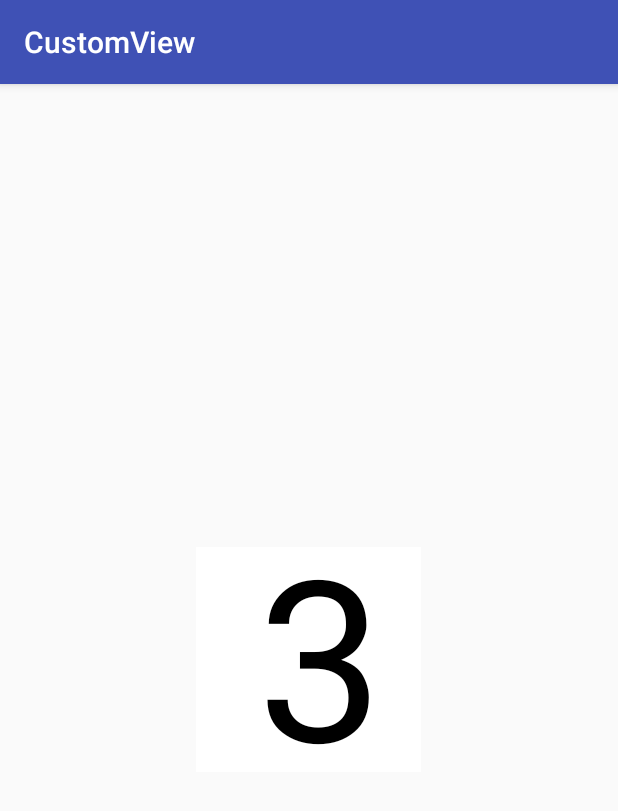
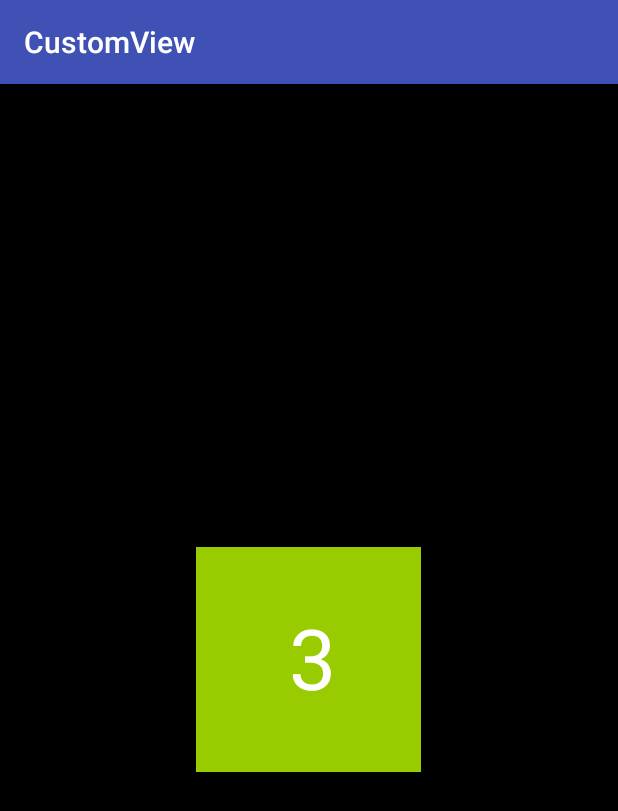
Before and after one commit to GoldbergM/MCustomView, an Android app: the screen it shows after launch (MainActivity), on a phone screen of 412 x 824 dp. Shown: the top 811 px of the screen. Run offline under Robolectric (Android 15) with nearby library versions, the phone set to English and light mode, and no system bars; our stand-ins replace Shimmer.

Commit message:
add some custom views

```diff
--- a/app/src/main/java/com/github/goldberg/customview/MView.java
+++ /dev/null
@@ -1,175 +0,0 @@
-package com.github.goldberg.customview;
-
-import android.animation.ValueAnimator;
-import android.annotation.TargetApi;
-import android.content.Context;
-import android.graphics.Canvas;
-import android.graphics.Color;
-import android.graphics.Paint;
-import android.graphics.Rect;
-import android.os.Build;
-import android.util.AttributeSet;
-import android.view.View;
-import android.view.animation.AccelerateDecelerateInterpolator;
-
-/**
- * Created by mengzhun on 2016/9/7.
- */
-public class MView extends View {
-    public MView(Context context) {
-        super(context);
-    }
-
-    public MView(Context context, AttributeSet attrs) {
-        super(context, attrs);
-        init(context, attrs);
-    }
-
-    public MView(Context context, AttributeSet attrs, int defStyleAttr) {
-        super(context, attrs, defStyleAttr);
-        init(context, attrs);
-    }
-
-    private Paint mPaint;
-    private Context mContext;
-    private int mWidth, mHeight;
-    private float offset;
-    private float fraction;
-    private static final int DURATION = 1000;
-
-    private String newString;
-    private String oldString;
-    private Rect newStringBound;
-    private Rect oldStringBound;
-    private int newStringSize;
-    private int oldStringSize;
-
-    @TargetApi(Build.VERSION_CODES.JELLY_BEAN)
-    private void init(Context context, AttributeSet attrs) {
-        mContext = context;
-        mPaint = new Paint();
-        mPaint.setColor(Color.WHITE);
-        mPaint.setStyle(Paint.Style.FILL);
-        mPaint.setAntiAlias(true);
-    }
-
-    @Override
-    protected void onSizeChanged(int w, int h, int oldw, int oldh) {
-        super.onSizeChanged(w, h, oldw, oldh);
-        mWidth = getRight() - getLeft();
-        mHeight = getBottom() - getTop();
-    }
-
-    @Override
-    protected void onMeasure(int widthMeasureSpec, int heightMeasureSpec) {
-        super.onMeasure(widthMeasureSpec, heightMeasureSpec);
-    }
-
-    @Override
-    protected void onDraw(Canvas canvas) {
-        super.onDraw(canvas);
-        if (newString != null) {
-            canvas.save();
-            mPaint.setColor(Color.BLACK);
-            mPaint.setTextSize(newStringSize);
-            canvas.drawText(newString, mWidth / 2 - newStringBound.width() / 2, mHeight / 2 + newStringBound.height() / 2, mPaint);
-
-            canvas.rotate((float) degree);
-            canvas.translate(0, -coverRectHeight / 2);
-            canvas.translate(offset, 0);
-            mPaint.setColor(Color.WHITE);
-            coverRect.right = (int) ((1 - fraction) * coverRectWidth) + gapMinWidth;
-            canvas.drawRect(coverRect, mPaint);
-
-            mPaint.setColor(Color.WHITE);
-            transparentRect.left = coverRect.right - 1;
-            canvas.drawRect(transparentRect, mPaint);
-            canvas.restore();
-
-            canvas.rotate((float) degree);
-            canvas.translate(0, -coverRectHeight / 2);
-            canvas.clipRect((int) (offset + coverRect.right), 0, move, coverRectHeight);
-            if (oldString != null) {
-                mPaint.setColor(Color.BLACK);
-                mPaint.setTextSize(oldStringSize);
-                canvas.translate(0, coverRectHeight / 2);
-                canvas.rotate(-(float) degree);
-                canvas.drawText(oldString, mWidth / 2 - oldStringBound.width() / 2, mHeight / 2 + oldStringBound.height() / 2, mPaint);
-            }
-
-        }
-    }
-
-    private void anim() {
-        ValueAnimator valueAnimator = ValueAnimator.ofFloat(0, move);
-        valueAnimator.setDuration(DURATION).setInterpolator(new AccelerateDecelerateInterpolator());
-//        valueAnimator.setRepeatCount(ValueAnimator.INFINITE);
-//        valueAnimator.setRepeatMode(ValueAnimator.REVERSE);
-        valueAnimator.addUpdateListener(new ValueAnimator.AnimatorUpdateListener() {
-            @Override
-            public void onAnimationUpdate(ValueAnimator animation) {
-                offset = (float) animation.getAnimatedValue();
-                fraction = animation.getAnimatedFraction();
-                postInvalidate();
-            }
-        });
-        valueAnimator.start();
-    }
-
-
-    private Rect coverRect;//gapRect
-    private int coverRectWidth;
-    private int coverRectHeight;
-    private int gapMinWidth = 4;
-    private double degree;//旋转的角度
-    private int move;
-
-    private Rect transparentRect;
-    private int transparentRectWidth;
-    private int transparentRectHeight;
-
-
-    private void calculateText() {
-        coverRectHeight = (int) Math.sqrt(mWidth * mWidth + mHeight * mHeight);
-        move = (int) (2 * mWidth * mHeight * 1.0f / coverRectHeight);
-        coverRectWidth = gapMinWidth * 4;
-        coverRect = new Rect(0, 0, coverRectWidth, coverRectHeight);
-        degree = Math.asin(mWidth * 1.0f / coverRectHeight) * 180 / Math.PI;
-        transparentRectHeight = coverRectHeight;
-        transparentRectWidth = move;
-        transparentRect = new Rect(0, 0, transparentRectWidth, transparentRectHeight);
-    }
-
-
-    public void setText(String text) {
-        if (null == text)
-            return;
-        oldString = newString;
-        newString = text;
-
-        oldStringBound = newStringBound;
-        oldStringSize = newStringSize;
-        mPaint.setTextSize(mHeight);
-        newStringBound = new Rect();
-        mPaint.getTextBounds(newString, 0, newString.length(), newStringBound);
-        if (newStringBound.width() > mWidth) {
-            float scale = mWidth * 1.0f / newStringBound.width();
-            newStringSize = (int) (mHeight * scale);
-            mPaint.setTextSize(newStringSize);
-            mPaint.getTextBounds(newString, 0, newString.length(), newStringBound);
-        } else {
-            newStringSize = mHeight;
-        }
-
-        mPaint.setColor(Color.BLACK);
-        post(new Runnable() {
-            @Override
-            public void run() {
-                calculateText();
-                anim();
-            }
-        });
-    }
-
-
-}
--- a/app/src/main/java/com/github/goldberg/customview/MainActivity.java
+++ b/app/src/main/java/com/github/goldberg/customview/MainActivity.java
@@ -3,11 +3,13 @@ package com.github.goldberg.customview;
 import android.os.Bundle;
 import android.support.v7.app.AppCompatActivity;
 
+import com.github.goldberg.customview.montage.MontageView;
+
 public class MainActivity extends AppCompatActivity {
 
 
     String[] strings = new String[]{
-            "1", "2", "3", "for Android", "和平"
+            "1", "2", "3", "for Android", "trump is funny"
     };
     int i;
 
@@ -19,14 +21,15 @@ public class MainActivity extends AppCompatActivity {
     }
 
     private void initViews() {
-        final MView mView = (MView) findViewById(R.id.mTextView);
+        final MontageView mView = (MontageView) findViewById(R.id.mTextView);
+//        mView.setText("99999999");
         mView.postDelayed(new Runnable() {
             @Override
             public void run() {
                 mView.setText(strings[i++ % strings.length]);
-                mView.postDelayed(this, 2000);
+                mView.postDelayed(this, 3000);
             }
-        }, 2000);
+        }, 200);
 
 
     }
--- /dev/null
+++ b/app/src/main/java/com/github/goldberg/customview/Montage/MontageView.java
@@ -0,0 +1,225 @@
+package com.github.goldberg.customview.montage;
+
+import android.animation.ValueAnimator;
+import android.content.Context;
+import android.content.res.TypedArray;
+import android.graphics.Canvas;
+import android.graphics.Color;
+import android.graphics.Paint;
+import android.graphics.Rect;
+import android.util.AttributeSet;
+import android.util.Log;
+import android.view.View;
+import android.view.animation.AccelerateDecelerateInterpolator;
+
+import com.github.goldberg.customview.R;
+
+/**
+ * Created by mengzhun on 2016/9/7.
+ */
+public class MontageView extends View {
+
+    private static final String TAG = "MontageView";
+    private Paint mPaint;
+    private int textSize;
+    private int backGroundColor;
+    private int textColor;
+    private int gapColor;
+    private int borderRadius;
+    private float minGapWidth;
+    private float maxGapWidth;
+    private int animDuration;
+    private int mWidth, mHeight;
+    private float dx;//滑动距离
+    private float fraction;
+
+    private int paddingLeft;
+    private int paddingTop;
+    private int paddingRight;
+    private int paddingBottom;
+    private int contentWidth;
+    private int contentHeight;
+
+    private static final int DURATION_DEFAULT = 1000;
+
+    private static final int BACKGROUND_COLOR_DEFAULT = Color.WHITE;
+    private static final int TEXT_SIZE_DEFAULT = 16;
+    private static final int TEXT_COLOR_DEFAULT = Color.BLACK;
+    private static final int GAP_COLOR_DEFAULT = Color.WHITE;
+    private static final int BORDER_RADIUS_DEFAULT = 8;
+
+    private String newString;
+    private String oldString;
+    private Rect newStringBound;
+    private Rect oldStringBound;
+    private int newStringSize;
+    private int oldStringSize;
+
+
+    public MontageView(Context context) {
+        this(context, null);
+    }
+
+    public MontageView(Context context, AttributeSet attrs) {
+        this(context, attrs, 0);
+    }
+
+    public MontageView(Context context, AttributeSet attrs, int defStyleAttr) {
+        super(context, attrs, defStyleAttr);
+        init(context, attrs);
+    }
+
+    private void init(Context context, AttributeSet attrs) {
+        TypedArray typedArray = context
+                .obtainStyledAttributes(attrs, R.styleable.MontageView);
+        backGroundColor = typedArray
+                .getColor(R.styleable.MontageView_backGroundColor, BACKGROUND_COLOR_DEFAULT);
+        textColor = typedArray.getColor(R.styleable.MontageView_textColor, TEXT_COLOR_DEFAULT);
+        textSize = typedArray.getDimensionPixelSize(R.styleable.MontageView_textSize, TEXT_SIZE_DEFAULT);
+        gapColor = typedArray.getColor(R.styleable.MontageView_gapColor, GAP_COLOR_DEFAULT);
+        minGapWidth = typedArray.getDimension(R.styleable.MontageView_gapMinWidth, MIN_GAP_WIDTH);
+        maxGapWidth = typedArray.getDimension(R.styleable.MontageView_gapMaxWidth, MIN_GAP_WIDTH);
+        animDuration = typedArray.getInt(R.styleable.MontageView_animDuration, DURATION_DEFAULT);
+        borderRadius = typedArray.getDimensionPixelSize(R.styleable.MontageView_borderRadius, BORDER_RADIUS_DEFAULT);
+        typedArray.recycle();
+        mPaint = new Paint();
+        mPaint.setColor(textColor);
+        mPaint.setTextSize(textSize);
+        mPaint.setStyle(Paint.Style.FILL);
+        mPaint.setAntiAlias(true);
+    }
+
+    @Override
+    protected void onSizeChanged(int w, int h, int oldW, int oldH) {
+        super.onSizeChanged(w, h, oldW, oldH);
+        mWidth = getRight() - getLeft();
+        mHeight = getBottom() - getTop();
+        paddingLeft = getPaddingLeft();
+        paddingTop = getPaddingTop();
+        paddingRight = getPaddingRight();
+        paddingBottom = getPaddingBottom();
+        contentWidth = mWidth - paddingLeft - paddingRight;
+        contentHeight = mHeight - paddingTop - paddingBottom;
+    }
+
+    @Override
+    protected void onMeasure(int widthMeasureSpec, int heightMeasureSpec) {
+        super.onMeasure(widthMeasureSpec, heightMeasureSpec);
+    }
+
+
+    private Rect gapRect;
+    private int gapRectWidth;
+    private int gapRectHeight;
+    private static final float MIN_GAP_WIDTH = 4;
+    private double degree;//旋转的角度
+    private int distanceToMove;//移动的距离
+
+    private Rect coverRect;
+    private int coverRectWidth;
+    private int coverRectHeight;
+
+    public void setText(String text) {
+        if (null == text)
+            return;
+        oldString = newString;
+        newString = text;
+
+        oldStringBound = newStringBound;
+        oldStringSize = newStringSize;
+        newStringBound = new Rect();
+        mPaint.setTextSize(textSize);
+        mPaint.getTextBounds(newString, 0, newString.length(), newStringBound);
+        if (newStringBound.width() > contentWidth) {
+            float scale = contentWidth * 1.0f / newStringBound.width();
+            newStringSize = (int) (textSize * scale);
+            mPaint.setTextSize(newStringSize);
+            mPaint.getTextBounds(newString, 0, newString.length(), newStringBound);
+        } else {
+            newStringSize = textSize;
+        }
+
+        post(new Runnable() {
+            @Override
+            public void run() {
+                calculateText();
+                anim();
+            }
+        });
+    }
+
+
+    private void calculateText() {
+        gapRectHeight = (int) Math.sqrt(mWidth * mWidth + mHeight * mHeight);
+        distanceToMove = (int) (2.0f * mWidth * mHeight / gapRectHeight);
+        gapRectWidth = (int) maxGapWidth;
+        gapRect = new Rect(0, 0, gapRectWidth, gapRectHeight);
+        degree = Math.asin(mWidth * 1.0f / gapRectHeight) * 180 / Math.PI;//canvas 倾斜角度
+//        degree = Math.asin(mWidth * 1.0f / gapRectHeight);//canvas 倾斜角度
+        coverRectWidth = distanceToMove;
+        coverRectHeight = gapRectHeight;
+        coverRect = new Rect(0, 0, coverRectWidth, coverRectHeight);
+    }
+
+
+    private void anim() {
+        ValueAnimator valueAnimator = ValueAnimator.ofFloat(0, distanceToMove);
+        valueAnimator.setDuration(animDuration).setInterpolator(new AccelerateDecelerateInterpolator());
+        valueAnimator.addUpdateListener(new ValueAnimator.AnimatorUpdateListener() {
+            @Override
+            public void onAnimationUpdate(ValueAnimator animation) {
+                dx = (float) animation.getAnimatedValue();
+                fraction = animation.getAnimatedFraction();
+                invalidate();
+            }
+        });
+        valueAnimator.start();
+    }
+
+    @Override
+    protected void onDraw(Canvas canvas) {
+        super.onDraw(canvas);
+        if (newString != null) {
+
+            //draw the background
+            canvas.save();
+            mPaint.setColor(backGroundColor);
+            canvas.drawRect(0, 0, mWidth, mHeight, mPaint);
+
+            //draw the text
+            mPaint.setColor(textColor);
+            mPaint.setTextSize(newStringSize);
+            canvas.drawText(newString, paddingLeft + contentWidth / 2 - newStringBound.width() / 2,
+                    paddingTop + contentHeight / 2 + newStringBound.height() / 2, mPaint);
+
+            //draw the gap
+            canvas.rotate((float) degree);
+            canvas.translate(0, -gapRectHeight / 2);
+            canvas.translate(dx, 0);
+            mPaint.setColor(gapColor);
+            gapRect.right = (int) ((1 - fraction) * (gapRectWidth - minGapWidth) + (int) minGapWidth);
+            canvas.drawRect(gapRect, mPaint);
+
+            //draw the coverRect
+            mPaint.setColor(backGroundColor);
+            coverRect.left = gapRect.right - 1;
+            canvas.drawRect(coverRect, mPaint);
+            canvas.restore();
+
+            //draw the coverText
+            canvas.rotate((float) degree);
+            canvas.translate(0, -gapRectHeight / 2);
+            canvas.clipRect((int) (dx + gapRect.right), 0, distanceToMove, gapRectHeight);
+            if (oldString != null) {
+                mPaint.setColor(textColor);
+                mPaint.setTextSize(oldStringSize);
+                canvas.translate(0, gapRectHeight / 2);
+                canvas.rotate(-(float) degree);
+                canvas.drawText(oldString, paddingLeft + contentWidth / 2 - oldStringBound.width() / 2,
+                        paddingTop + contentHeight / 2 + oldStringBound.height() / 2, mPaint);
+            }
+
+        }
+    }
+
+}
--- /dev/null
+++ b/app/src/main/java/com/github/goldberg/customview/shimmer/ShimmerView.java
@@ -0,0 +1,86 @@
+package com.github.goldberg.customview.shimmer;
+
+import android.animation.ValueAnimator;
+import android.content.Context;
+import android.content.res.TypedArray;
+import android.graphics.Canvas;
+import android.graphics.LinearGradient;
+import android.graphics.Matrix;
+import android.graphics.Paint;
+import android.graphics.Shader;
+import android.util.AttributeSet;
+import android.widget.TextView;
+
+import com.github.goldberg.customview.R;
+
+/**
+ * Created by mengzhun on 2016/11/4.
+ */
+
+public class ShimmerView extends TextView {
+
+    private Paint mPaint;
+    private LinearGradient linearGradient;
+    private int dx;
+    private Matrix matrix;
+    private long duration = 2000;
+    private int reflectionColor;
+    private int defaultReflectionColor = 0xffffffff;
+
+    public ShimmerView(Context context) {
+        this(context, null);
+    }
+
+    public ShimmerView(Context context, AttributeSet attrs) {
+        this(context, attrs, 0);
+    }
+
+    public ShimmerView(Context context, AttributeSet attrs, int defStyleAttr) {
+        super(context, attrs, defStyleAttr);
+        init(context, attrs, defStyleAttr);
+    }
+
+    private void init(Context context, AttributeSet attrs, int defStyleAttr) {
+        if (attrs != null) {
+            TypedArray typedArray = context.obtainStyledAttributes(attrs,
+                    R.styleable.ShimmerView);
+            reflectionColor = typedArray.getColor(R.styleable.ShimmerView_reflectionColor, defaultReflectionColor);
+            typedArray.recycle();
+        }
+        mPaint = getPaint();
+        matrix = new Matrix();
+    }
+
+    @Override
+    protected void onSizeChanged(int w, int h, int oldw, int oldh) {
+        super.onSizeChanged(w, h, oldw, oldh);
+
+        linearGradient = new LinearGradient(0, 0, getWidth(), 0,
+                new int[]{getCurrentTextColor(), reflectionColor, getCurrentTextColor()},
+                new float[]{0.0f, 0.5f, 1.0f}, Shader.TileMode.CLAMP);
+        mPaint.setShader(linearGradient);
+
+        ValueAnimator valueAnimator = ValueAnimator.ofInt(-getMeasuredWidth(), getMeasuredWidth());
+        valueAnimator.addUpdateListener(new ValueAnimator.AnimatorUpdateListener() {
+            @Override
+            public void onAnimationUpdate(ValueAnimator animation) {
+                dx = (int) animation.getAnimatedValue();
+
+                matrix.reset();
+                matrix.setTranslate(dx, 0);
+                linearGradient.setLocalMatrix(matrix);
+                invalidate();
+            }
+        });
+        valueAnimator.setDuration(duration);
+        valueAnimator.setRepeatCount(ValueAnimator.INFINITE);
+        valueAnimator.start();
+
+
+    }
+
+    @Override
+    protected void onDraw(Canvas canvas) {
+        super.onDraw(canvas);
+    }
+}
--- /dev/null
+++ b/app/src/main/java/com/github/goldberg/customview/telescope/TelescopeView.java
@@ -0,0 +1,151 @@
+package com.github.goldberg.customview.telescope;
+
+import android.animation.ValueAnimator;
+import android.content.Context;
+import android.graphics.Bitmap;
+import android.graphics.BitmapFactory;
+import android.graphics.BitmapShader;
+import android.graphics.Canvas;
+import android.graphics.Paint;
+import android.graphics.Rect;
+import android.graphics.Shader;
+import android.util.AttributeSet;
+import android.view.MotionEvent;
+import android.view.View;
+
+import com.github.goldberg.customview.R;
+
+
+public class TelescopeView extends View {
+
+    private Paint mPaint;
+    private BitmapShader mBitmapShader;
+    private Bitmap mBitmap, mBitmapBackGround;
+    private int contentWidth;
+    private int contentHeight;
+    private int paddingLeft;
+    private int paddingTop;
+    private int paddingRight;
+    private int paddingBottom;
+
+    private ValueAnimator mValueAnimator;
+
+    private int maxRadius = 300;
+    private long duration = 200;
+    private float currentX;
+    private float currentY;
+    private int currentRadius;
+
+    public TelescopeView(Context context) {
+        super(context);
+        init(null, 0);
+    }
+
+    public TelescopeView(Context context, AttributeSet attrs) {
+        super(context, attrs);
+        init(attrs, 0);
+    }
+
+    public TelescopeView(Context context, AttributeSet attrs, int defStyle) {
+        super(context, attrs, defStyle);
+        init(attrs, defStyle);
+    }
+
+    private void init(AttributeSet attrs, int defStyle) {
+        mPaint = new Paint();
+        mBitmap = BitmapFactory.decodeResource(getResources(), R.mipmap.ic_launcher);
+
+    }
+
+
+    @Override
+    protected void onSizeChanged(int w, int h, int oldw, int oldh) {
+        paddingLeft = getPaddingLeft();
+        paddingTop = getPaddingTop();
+        paddingRight = getPaddingRight();
+        paddingBottom = getPaddingBottom();
+
+        contentWidth = getWidth() - paddingLeft - paddingRight;
+        contentHeight = getHeight() - paddingTop - paddingBottom;
+
+        mBitmapBackGround = Bitmap.createBitmap(contentWidth, contentHeight, Bitmap.Config.ARGB_8888);
+        Canvas canvas = new Canvas(mBitmapBackGround);
+        canvas.drawBitmap(mBitmap, null, new Rect(paddingLeft, paddingTop, contentWidth + paddingLeft, contentHeight + paddingTop), mPaint);
+        mBitmapShader = new BitmapShader(mBitmapBackGround, Shader.TileMode.REPEAT, Shader.TileMode.REPEAT);
+        mPaint.setShader(mBitmapShader);
+    }
+
+    private void animToShow() {
+        if (mValueAnimator != null) {
+            mValueAnimator.cancel();
+        }
+        mValueAnimator = ValueAnimator.ofInt(currentRadius, maxRadius);
+        mValueAnimator.setDuration(duration);
+        mValueAnimator.addUpdateListener(new ValueAnimator.AnimatorUpdateListener() {
+            @Override
+            public void onAnimationUpdate(ValueAnimator animation) {
+                currentRadius = (int) animation.getAnimatedValue();
+                invalidate();
+
+            }
+        });
+        mValueAnimator.start();
+    }
+
+    private void animToHide() {
+        if (mValueAnimator != null) {
+            mValueAnimator.cancel();
+        }
+        mValueAnimator = ValueAnimator.ofInt(currentRadius, 0);
+        mValueAnimator.setDuration(duration);
+        mValueAnimator.addUpdateListener(new ValueAnimator.AnimatorUpdateListener() {
+            @Override
+            public void onAnimationUpdate(ValueAnimator animation) {
+                currentRadius = (int) animation.getAnimatedValue();
+                invalidate();
+
+            }
+        });
+        mValueAnimator.start();
+    }
+
+    @Override
+    protected void onDraw(Canvas canvas) {
+        super.onDraw(canvas);
+//        canvas.drawRect(0, 0, contentWidth, contentHeight, mPaint);
+//        canvas.drawCircle(contentWidth / 2, contentHeight / 2, 100,mPaint);
+
+
+        canvas.drawCircle(currentX, currentY, currentRadius, mPaint);
+
+
+    }
+
+
+    @Override
+    public boolean onTouchEvent(MotionEvent event) {
+        float x = event.getX();
+        float y = event.getY();
+        switch (event.getActionMasked()) {
+            case MotionEvent.ACTION_DOWN:
+                currentX = x;
+                currentY = y;
+                animToShow();
+                return true;
+            case MotionEvent.ACTION_MOVE:
+                currentX = x;
+                currentY = y;
+                invalidate();
+                break;
+            case MotionEvent.ACTION_UP:
+            case MotionEvent.ACTION_CANCEL:
+                animToHide();
+                break;
+
+            default:
+                break;
+
+        }
+        return super.onTouchEvent(event);
+    }
+}
--- a/app/src/main/res/layout/activity_main.xml
+++ b/app/src/main/res/layout/activity_main.xml
@@ -1,19 +1,59 @@
 <?xml version="1.0" encoding="utf-8"?>
 <RelativeLayout xmlns:android="http://schemas.android.com/apk/res/android"
+    xmlns:app="http://schemas.android.com/apk/res-auto"
     xmlns:tools="http://schemas.android.com/tools"
     android:layout_width="match_parent"
     android:layout_height="match_parent"
+    android:background="@android:color/background_dark"
     android:paddingBottom="@dimen/activity_vertical_margin"
     tools:context="com.github.goldberg.customview.MainActivity">
 
 
-    <com.github.goldberg.customview.MView
+    <com.github.goldberg.customview.montage.MontageView
         android:id="@+id/mTextView"
         android:layout_width="150dp"
         android:layout_height="150dp"
-        android:layout_below="@+id/customView"
+        android:padding="10dp"
         android:layout_centerInParent="true"
         android:layout_marginTop="50dp"
-        android:background="@android:color/white"
-        />
+        android:visibility="visible"
+        app:textSize="56sp"
+        app:borderRadius="4dp"
+        app:animDuration="3000"
+        app:backGroundColor="@android:color/holo_green_light"
+        app:gapColor="@android:color/holo_green_light"
+        app:gapMaxWidth="10dp"
+        app:gapMinWidth="4dp"
+        app:textColor="@android:color/white" />
+
+    <com.github.goldberg.customview.telescope.TelescopeView
+        android:layout_width="match_parent"
+        android:layout_height="match_parent"
+        android:background="@android:color/background_dark"
+        android:visibility="gone" />
+
+    <com.github.goldberg.customview.shimmer.ShimmerView
+        android:layout_width="wrap_content"
+        android:layout_height="wrap_content"
+        android:layout_above="@+id/shimmerView"
+        android:layout_centerHorizontal="true"
+        android:gravity="center"
+        android:text="ShimmerView"
+        android:textColor="#7B1FA2"
+        android:textSize="60sp"
+        android:textStyle="bold"
+        android:visibility="gone"
+        app:reflectionColor="0xff3F51B5" />
+
+    <com.github.goldberg.customview.shimmer.ShimmerView
+        android:id="@+id/shimmerView"
+        android:layout_width="wrap_content"
+        android:layout_height="wrap_content"
+        android:layout_centerInParent="true"
+        android:gravity="center"
+        android:text="ShimmerView"
+        android:textColor="#aa666666"
+        android:textSize="60sp"
+        android:visibility="gone" />
+
 </RelativeLayout>
--- /dev/null
+++ b/app/src/main/res/layout/sample_my_view.xml
@@ -0,0 +1,6 @@
+<FrameLayout xmlns:android="http://schemas.android.com/apk/res/android"
+    xmlns:app="http://schemas.android.com/apk/res-auto"
+    android:layout_width="match_parent"
+    android:layout_height="match_parent">
+
+</FrameLayout>
```
Also changed, not shown: app/src/main/res/values/attrs.xml (added, +17 -0 lines), app/src/main/res/mipmap-hdpi/a.jpg (added).
